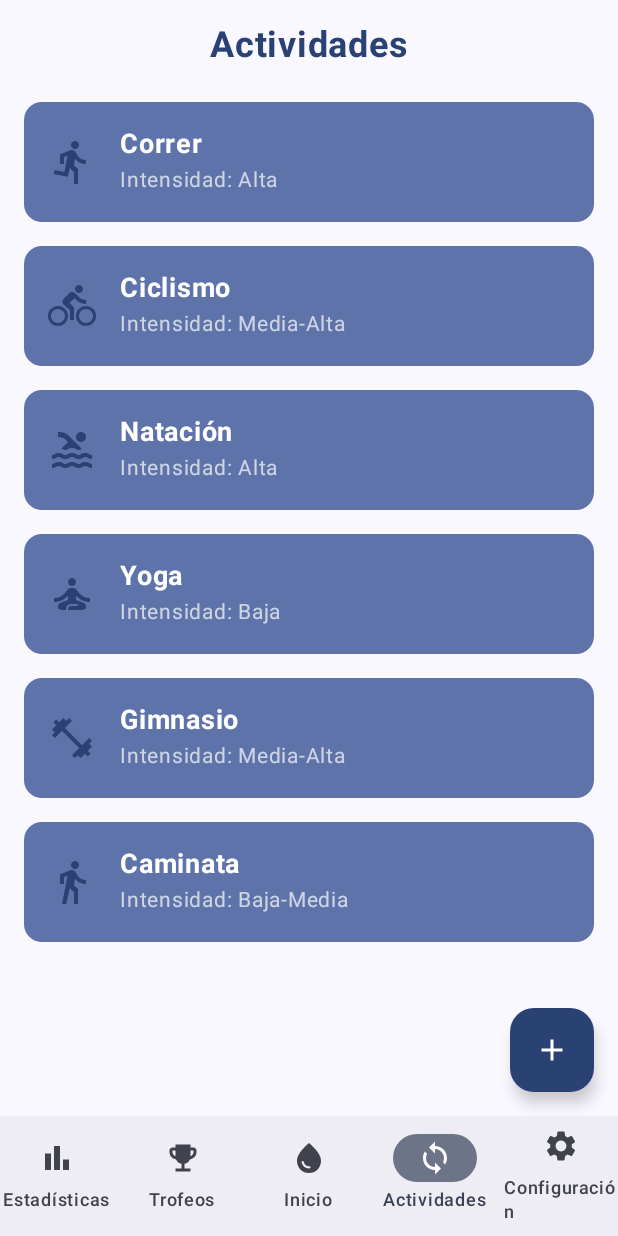
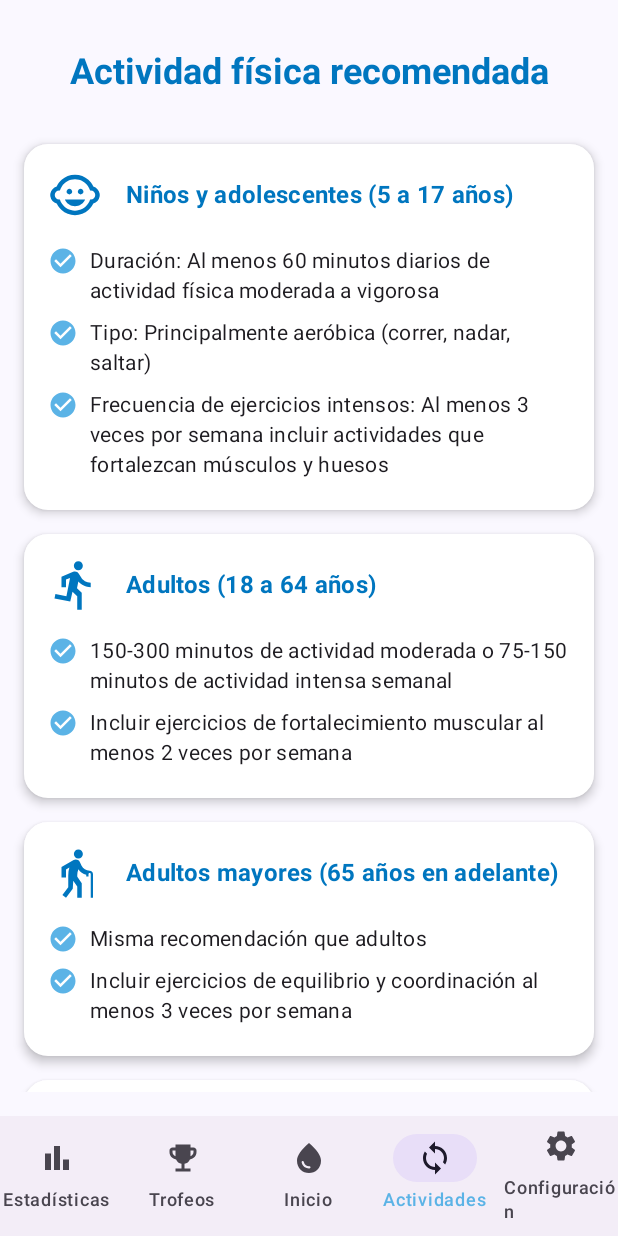
Before and after one commit to Trashah/Aguatorio, an Android app built with Jetpack Compose: the ActivitiesScreen screen opened through its navigation route, item 4 of the bottom bar chosen, on a phone screen of 412 x 824 dp. Run offline under Robolectric (Android 15) with nearby library versions, the phone set to English and light mode, and no system bars; our stand-ins replace Firebase (no records; nobody signed in at launch, a user with empty details on screens opened directly); 4 statements that could not run were skipped.

Commit message:
WIP: cambios antes de cambiar de rama

```diff
--- a/app/build.gradle
+++ b/app/build.gradle
@@ -59,7 +59,7 @@ dependencies {
     implementation 'androidx.compose.ui:ui'
     implementation 'androidx.compose.ui:ui-graphics'
     implementation 'androidx.compose.ui:ui-tooling-preview'
-    implementation 'androidx.compose.material3:material3'
+    implementation 'androidx.compose.material3:material3:1.2.1'
     implementation 'androidx.compose.material:material-icons-core'
     implementation 'androidx.compose.material:material-icons-extended'
     implementation 'com.google.firebase:firebase-firestore-ktx:24.10.3'
--- a/app/src/main/java/com/example/myapplication/MainActivity.kt
+++ b/app/src/main/java/com/example/myapplication/MainActivity.kt
@@ -32,7 +32,11 @@ import androidx.navigation.compose.NavHost
 import androidx.navigation.compose.composable
 import androidx.navigation.compose.rememberNavController
 import androidx.work.*
+
 import com.example.myapplication.data.WaterRepository
+
+import com.example.app.ui.screens.ActivitiesScreen
+
 import com.example.myapplication.navigation.Screen
 import com.example.myapplication.ui.WaterViewModelFactory
 import com.example.myapplication.ui.screens.*
--- a/app/src/main/java/com/example/myapplication/ui/screens/ActivitiesScreen.kt
+++ b/app/src/main/java/com/example/myapplication/ui/screens/ActivitiesScreen.kt
@@ -1,200 +1,173 @@
-package com.example.myapplication.ui.screens
+package com.example.app.ui.screens
 
+import androidx.compose.foundation.background
+import androidx.compose.foundation.border
 import androidx.compose.foundation.layout.*
 import androidx.compose.foundation.lazy.LazyColumn
 import androidx.compose.foundation.lazy.items
+import androidx.compose.foundation.shape.RoundedCornerShape
 import androidx.compose.material.icons.Icons
 import androidx.compose.material.icons.filled.*
-import androidx.compose.material.icons.outlined.*
 import androidx.compose.material3.*
-import androidx.compose.runtime.*
+import androidx.compose.runtime.Composable
 import androidx.compose.ui.Alignment
 import androidx.compose.ui.Modifier
+import androidx.compose.ui.graphics.Color
 import androidx.compose.ui.graphics.vector.ImageVector
 import androidx.compose.ui.text.font.FontWeight
 import androidx.compose.ui.unit.dp
-import androidx.compose.ui.unit.sp
 import androidx.navigation.NavHostController
 import com.example.myapplication.ui.components.BottomBar
+import androidx.compose.material3.CardDefaults
 
-data class Activity(
-    val name: String,
+// Colores personalizados
+val PrimaryBlue = Color(0xFF0076BF)
+val SecondaryBlue = Color(0xFF5BB3E6)
+val LightBlue = Color(0x00FFFFFF)
+
+data class RecommendationGroup(
+    val title: String,
     val icon: ImageVector,
-    val duration: String,
-    val waterRecommendation: String,
-    val intensity: String
+    val recommendations: List<String>
 )
 
-@OptIn(ExperimentalMaterial3Api::class)
 @Composable
-fun ActivitiesScreen(
-    navController: NavHostController
-) {
-    val activities = remember {
+fun ActivitiesScreen(navController: NavHostController) {
+    val recommendationsList = listOf(
+        RecommendationGroup(
+            "Niños y adolescentes (5 a 17 años)",
+            Icons.Default.ChildCare,
             listOf(
-            Activity(
-                "Correr",
+                "Duración: Al menos 60 minutos diarios de actividad física moderada a vigorosa",
+                "Tipo: Principalmente aeróbica (correr, nadar, saltar)",
+                "Frecuencia de ejercicios intensos: Al menos 3 veces por semana incluir actividades que fortalezcan músculos y huesos"
+            )
+        ),
+        RecommendationGroup(
+            "Adultos (18 a 64 años)",
             Icons.Default.DirectionsRun,
-                "30-60 min",
-                "500-1000 ml",
-                "Alta"
+            listOf(
+                "150-300 minutos de actividad moderada o 75-150 minutos de actividad intensa semanal",
+                "Incluir ejercicios de fortalecimiento muscular al menos 2 veces por semana"
+            )
         ),
-            Activity(
-                "Ciclismo",
-                Icons.Default.DirectionsBike,
-                "1-2 horas",
-                "750-1500 ml",
-                "Media-Alta"
+        RecommendationGroup(
+            "Adultos mayores (65 años en adelante)",
+            Icons.Default.Elderly,
+            listOf(
+                "Misma recomendación que adultos",
+                "Incluir ejercicios de equilibrio y coordinación al menos 3 veces por semana"
+            )
         ),
-            Activity(
-                "Natación",
-                Icons.Default.Pool,
-                "45-90 min",
-                "600-1200 ml",
-                "Alta"
-            ),
-            Activity(
-                "Yoga",
-                Icons.Default.SelfImprovement,
-                "30-60 min",
-                "300-500 ml",
-                "Baja"
-            ),
-            Activity(
-                "Gimnasio",
-                Icons.Default.FitnessCenter,
-                "60-90 min",
-                "700-1000 ml",
-                "Media-Alta"
-            ),
-            Activity(
-                "Caminata",
-                Icons.Default.DirectionsWalk,
-                "30-60 min",
-                "400-800 ml",
-                "Baja-Media"
+        RecommendationGroup(
+            "Personas con enfermedades crónicas o discapacidades",
+            Icons.Default.Favorite,
+            listOf(
+                "Adaptar las recomendaciones según condición física",
+                "Incluir aeróbicos y fortalecimiento muscular en lo posible"
             )
         )
-    }
+    )
 
-    var selectedActivity by remember { mutableStateOf<Activity?>(null) }
-
+    MaterialTheme(
+        colorScheme = lightColorScheme(
+            primary = PrimaryBlue,
+            secondary = SecondaryBlue,
+            background = LightBlue,
+            surface = Color.White
+        )
+    ) {
         Scaffold(
             bottomBar = {
                 BottomBar(
                     navController = navController,
                     currentDestination = navController.currentDestination
                 )
-        },
-        floatingActionButton = {
-            FloatingActionButton(
-                onClick = { /* TODO: Implementar registro de nueva actividad */ },
-                containerColor = MaterialTheme.colorScheme.primary
-            ) {
-                Icon(
-                    imageVector = Icons.Default.Add,
-                    contentDescription = "Agregar actividad"
-                )
-            }
             }
         ) { paddingValues ->
-        Column(
+
+            Surface(
                 modifier = Modifier
                     .fillMaxSize()
-                .padding(paddingValues)
+                    .padding(paddingValues), // Importante para evitar que el contenido quede debajo de la barra
+                color = MaterialTheme.colorScheme.background
+            ) {
+                LazyColumn(
+                    modifier = Modifier
+                        .fillMaxSize()
                         .padding(16.dp),
-            horizontalAlignment = Alignment.CenterHorizontally
-        ) {
-            Text(
-                text = "Actividades",
-                fontSize = 24.sp,
-                fontWeight = FontWeight.Bold,
-                color = MaterialTheme.colorScheme.primary
-            )
-
-            Spacer(modifier = Modifier.height(24.dp))
-
-            LazyColumn(
                     verticalArrangement = Arrangement.spacedBy(16.dp)
                 ) {
-                items(activities) { activity ->
-                    ActivityCard(
-                        activity = activity,
-                        isSelected = activity == selectedActivity,
-                        onClick = {
-                            selectedActivity = if (selectedActivity == activity) null else activity
+                    item { HeaderSection() }
+
+                    items(recommendationsList) { group ->
+                        RecommendationCard(group)
                     }
-                    )
+
+                    item {ActivityRecommendationTable()}
                 }
             }
         }
     }
 }
 
-@OptIn(ExperimentalMaterial3Api::class)
+
 @Composable
-private fun ActivityCard(
-    activity: Activity,
-    isSelected: Boolean,
-    onClick: () -> Unit
+fun HeaderSection() {
+    Column(
+        modifier = Modifier
+            .fillMaxWidth()
+            .padding(vertical = 16.dp),
+        horizontalAlignment = Alignment.CenterHorizontally
     ) {
+        Text(
+            text = "Actividad física recomendada",
+            style = MaterialTheme.typography.headlineSmall,
+            fontWeight = FontWeight.Bold,
+            color = PrimaryBlue
+        )
+    }
+
+
+}
+
+
+
+@Composable
+fun RecommendationCard(group: RecommendationGroup) {
     Card(
         modifier = Modifier.fillMaxWidth(),
-        onClick = onClick,
-        colors = CardDefaults.cardColors(
-            containerColor = MaterialTheme.colorScheme.primaryContainer
+        shape = RoundedCornerShape(16.dp),
+        elevation = CardDefaults.cardElevation(defaultElevation = 4.dp),
+        colors = CardDefaults.cardColors(containerColor = Color.White)
+    ) {
+        Column(modifier = Modifier.padding(16.dp)) {
+            Row(verticalAlignment = Alignment.CenterVertically) {
+                Icon(
+                    imageVector = group.icon,
+                    contentDescription = group.title,
+                    tint = PrimaryBlue,
+                    modifier = Modifier.size(36.dp)
                 )
-    ) {
-        Column(
-            modifier = Modifier.padding(16.dp)
-        ) {
-            Row(
-                modifier = Modifier.fillMaxWidth(),
-                verticalAlignment = Alignment.CenterVertically
-            ) {
-                Icon(
-                    imageVector = activity.icon,
-                    contentDescription = null,
-                    tint = MaterialTheme.colorScheme.primary,
-                    modifier = Modifier.size(32.dp)
-                )
-
                 Spacer(modifier = Modifier.width(16.dp))
-
-                Column {
                 Text(
-                        text = activity.name,
-                        fontSize = 18.sp,
+                    text = group.title,
+                    style = MaterialTheme.typography.titleMedium,
                     fontWeight = FontWeight.Bold,
-                        color = MaterialTheme.colorScheme.onPrimaryContainer
-                    )
-                    Text(
-                        text = "Intensidad: ${activity.intensity}",
-                        fontSize = 14.sp,
-                        color = MaterialTheme.colorScheme.onPrimaryContainer.copy(alpha = 0.7f)
+                    color = PrimaryBlue
                 )
             }
-            }
-
-            if (isSelected) {
-                Spacer(modifier = Modifier.height(16.dp))
-
-                Divider(color = MaterialTheme.colorScheme.onPrimaryContainer.copy(alpha = 0.1f))
-
-                Spacer(modifier = Modifier.height(16.dp))
-
-                Row(
-                    modifier = Modifier.fillMaxWidth(),
-                    horizontalArrangement = Arrangement.SpaceBetween
-                ) {
-                    InfoColumn(
-                        title = "Duración",
-                        value = activity.duration
+            Spacer(modifier = Modifier.height(12.dp))
+            group.recommendations.forEach { rec ->
+                Row(modifier = Modifier.padding(vertical = 4.dp)) {
+                    Icon(
+                        imageVector = Icons.Default.CheckCircle,
+                        contentDescription = null,
+                        tint = SecondaryBlue,
+                        modifier = Modifier.size(20.dp)
                     )
-                    InfoColumn(
-                        title = "Agua recomendada",
-                        value = activity.waterRecommendation
-                    )
+                    Spacer(modifier = Modifier.width(8.dp))
+                    Text(text = rec, style = MaterialTheme.typography.bodyMedium)
                 }
             }
         }
@@ -202,23 +175,64 @@ private fun ActivityCard(
 }
 
 @Composable
-private fun InfoColumn(
-    title: String,
-    value: String
+fun ActivityRecommendationTable() {
+    Surface(
+        modifier = Modifier
+            .fillMaxWidth()
+            .padding(16.dp)
+            .background(Color.White)
+            .border(1.dp, Color.LightGray, RoundedCornerShape(12.dp)),
+        color = Color(0xFFE1F1FA),
+        shape = RoundedCornerShape(12.dp), // ✅ Usa shape aquí
+        shadowElevation = 4.dp
+    )
+    {
+        Column(modifier = Modifier.padding(16.dp)) {
+            Text(
+                text = "Tabla resumen de actividad física recomendada semanalmente",
+                style = MaterialTheme.typography.titleMedium,
+                modifier = Modifier.padding(bottom = 16.dp)
+            )
+
+            // Encabezado
+            TableRow(
+                listOf(
+                    "Grupo de Edad / Condición",
+                    "Actividad Aeróbica",
+                    "Intensidad",
+                    "Frecuencia",
+                    "Ejercicios Adicionales"
+                ),
+                isHeader = true
+            )
+
+            // Filas
+            TableRow(listOf("Niños y adolescentes (5-17 años)", "60 min diarios", "Moderada a alta", "Todos los días", "3 días/semana: musculares y óseas"))
+            TableRow(listOf("Adultos (18-64 años)", "150-300 min/semana", "Moderada", "5 días/semana aprox.", "2 días/semana: fuerza muscular"))
+            TableRow(listOf("", "75-150 min/semana", "Intensa", "3 días/semana aprox.", ""))
+            TableRow(listOf("Adultos mayores (65+ años)", "150-300 min/semana", "Moderada o mixta", "Repartida en la semana", "3 días: equilibrio + 2 días: fuerza muscular"))
+            TableRow(listOf("Personas con enfermedades o discapacidades", "Adaptado a sus capacidades (ideal: 150 min/sem)", "Moderada", "Según condición", "En lo posible: fuerza muscular + equilibrio"))
+        }
+    }
+}
+
+
+@Composable
+fun TableRow(data: List<String>, isHeader: Boolean = false) {
+    Row(
+        modifier = Modifier
+            .fillMaxWidth()
+            .padding(vertical = 4.dp)
     ) {
-    Column(
-        horizontalAlignment = Alignment.CenterHorizontally
-    ) {
+        data.forEach { cell ->
             Text(
-            text = title,
-            fontSize = 12.sp,
-            color = MaterialTheme.colorScheme.onPrimaryContainer.copy(alpha = 0.7f)
-        )
-        Text(
-            text = value,
-            fontSize = 16.sp,
-            fontWeight = FontWeight.Bold,
-            color = MaterialTheme.colorScheme.onPrimaryContainer
+                text = cell,
+                modifier = Modifier
+                    .weight(1f)
+                    .padding(4.dp),
+                style = if (isHeader) MaterialTheme.typography.labelMedium else MaterialTheme.typography.bodySmall,
+                fontWeight = if (isHeader) FontWeight.Bold else FontWeight.Normal
             )
         }
     }
+}
--- a/build.gradle
+++ b/build.gradle
@@ -3,7 +3,7 @@ buildscript {
         compose_version = '1.5.8'
     }
     dependencies {
-        classpath 'com.android.tools.build:gradle:8.8.2'
+        classpath 'com.android.tools.build:gradle:8.10.0'
         classpath "org.jetbrains.kotlin:kotlin-gradle-plugin:1.9.22"
         classpath "org.jetbrains.kotlin:kotlin-serialization:1.9.22"
         classpath 'com.google.gms:google-services:4.4.1'
@@ -12,8 +12,8 @@ buildscript {
 }
 
 plugins {
-    id 'com.android.application' version '8.8.2' apply false
-    id 'com.android.library' version '8.8.2' apply false
+    id 'com.android.application' version '8.10.0' apply false
+    id 'com.android.library' version '8.10.0' apply false
     id 'org.jetbrains.kotlin.android' version '1.9.22' apply false
     id 'org.jetbrains.kotlin.plugin.serialization' version '1.9.22' apply false
     id 'com.google.devtools.ksp' version '1.9.22-1.0.17' apply false
```
Lines whose indentation alone changed are shown as unchanged.
